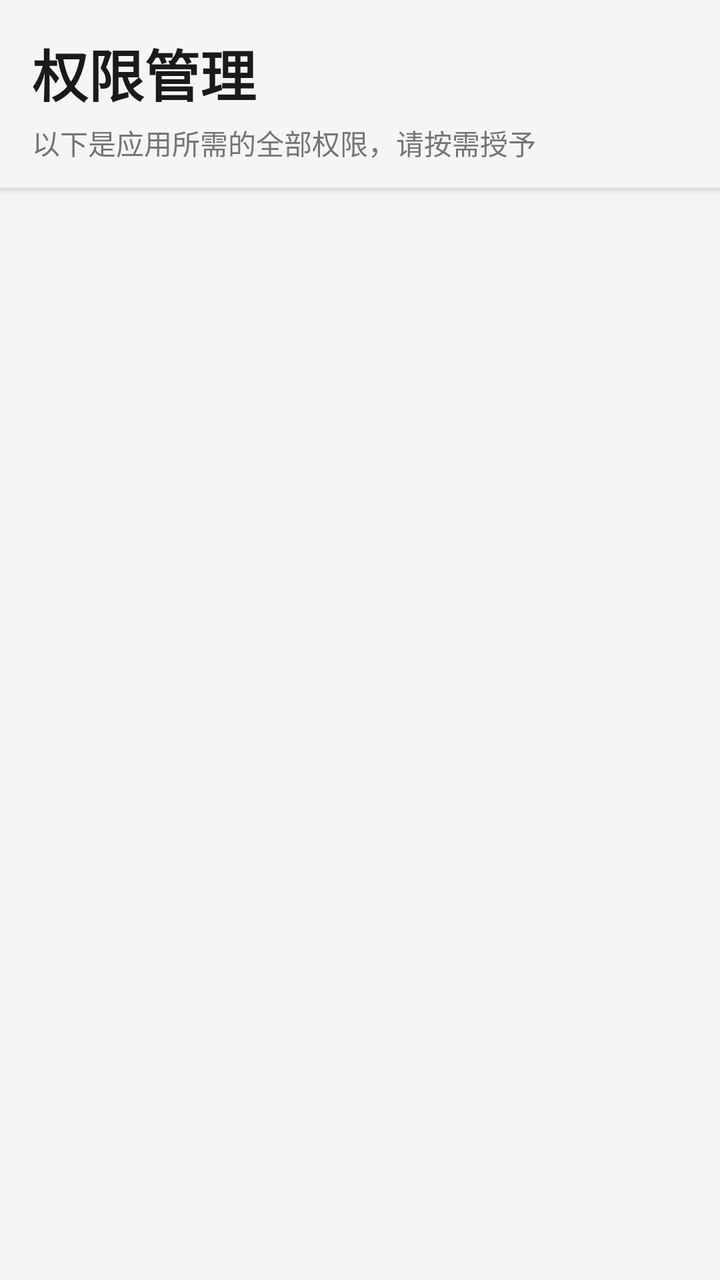
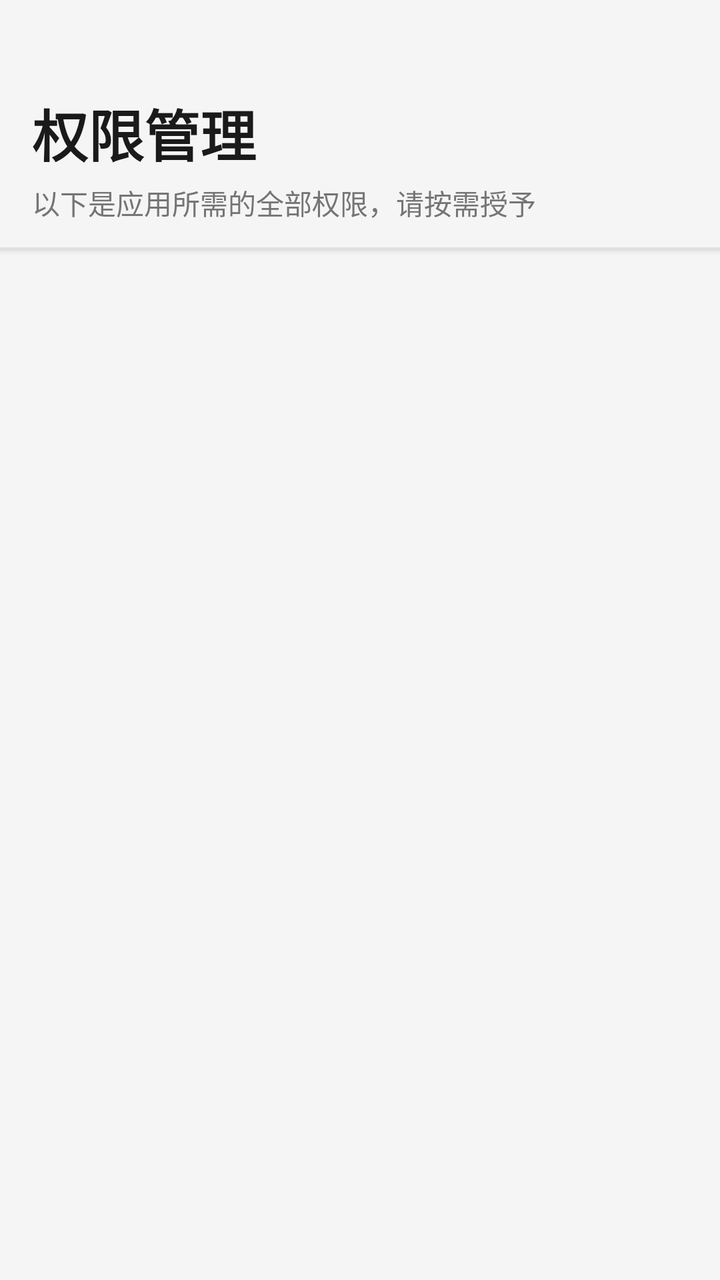

Before-and-after screenshots of an Android layout around one commit, followed by the original layout XML and the change that was made.
<!-- AndroidManifest.xml: activity theme Theme.ModernSettings -->
<!-- res/layout/activity_permission_check.xml -->
<?xml version="1.0" encoding="utf-8"?>
<LinearLayout xmlns:android="http://schemas.android.com/apk/res/android"
    android:layout_width="match_parent"
    android:layout_height="match_parent"
    android:orientation="vertical"
    android:background="#F5F5F5">

    
    <LinearLayout
        android:layout_width="match_parent"
        android:layout_height="wrap_content"
        android:orientation="vertical"
        android:background="#F5F5F5"
        android:elevation="2dp">

        <TextView
            android:layout_width="wrap_content"
            android:layout_height="wrap_content"
            android:text="权限管理"
            android:textSize="28sp"
            android:textStyle="bold"
            android:textColor="#1A1A1A"
            android:paddingHorizontal="16dp"
            android:paddingTop="16dp"
            android:paddingBottom="4dp" />

        <TextView
            android:layout_width="wrap_content"
            android:layout_height="wrap_content"
            android:text="以下是应用所需的全部权限，请按需授予"
            android:textSize="14sp"
            android:textColor="#757575"
            android:paddingHorizontal="16dp"
            android:paddingBottom="12dp" />

        <View
            android:layout_width="match_parent"
            android:layout_height="1dp"
            android:background="#E0E0E0" />

    </LinearLayout>

    <ScrollView
        android:layout_width="match_parent"
        android:layout_height="match_parent"
        android:paddingHorizontal="16dp"
        android:paddingBottom="16dp">

        <LinearLayout
            android:id="@+id/permission_list_container"
            android:layout_width="match_parent"
            android:layout_height="wrap_content"
            android:orientation="vertical" />

    </ScrollView>

</LinearLayout>
<!-- resources referenced by this layout -->
<resources>
  <style name="Theme.ModernSettings" parent="Theme.MaterialComponents.DayNight.NoActionBar">
          <item name="colorPrimary">#1976D2</item>
          <item name="colorPrimaryVariant">#1565C0</item>
          <item name="colorOnPrimary">@color/white</item>
          <item name="colorSecondary">#1976D2</item>
          <item name="colorSecondaryVariant">#1565C0</item>
          <item name="colorOnSecondary">@color/white</item>
          <item name="android:statusBarColor">#F5F5F5</item>
          <item name="android:windowBackground">#F5F5F5</item>
          <item name="android:navigationBarColor">#F5F5F5</item>
          <item name="android:windowLightStatusBar" tools:targetApi="m">true</item>
      </style>
  <color name="white">#FFFFFFFF</color>
</resources>

<!-- the commit's change to res/layout/activity_permission_check.xml (unified diff, before → after) -->
@@ -21,7 +21,7 @@
             android:textStyle="bold"
             android:textColor="#1A1A1A"
             android:paddingHorizontal="16dp"
-            android:paddingTop="16dp"
+            android:paddingTop="46dp"
             android:paddingBottom="4dp" />
 
         <TextView
